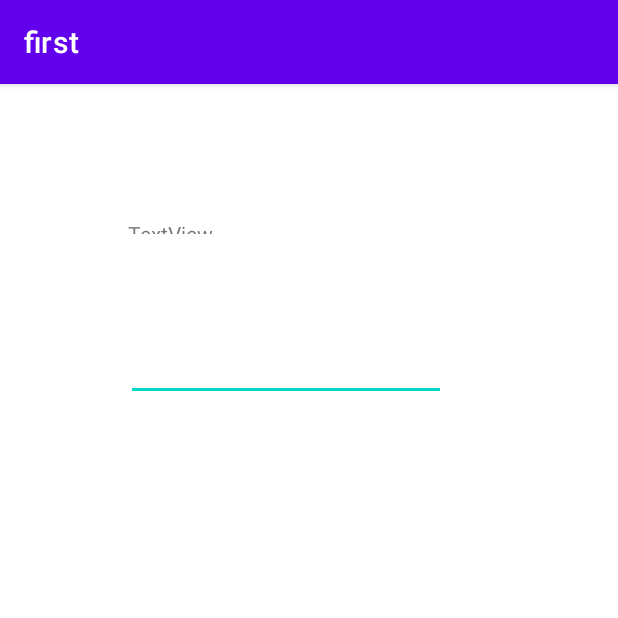
After one commit to softservedata/lv560, an Android app: the TwoActivity screen opened directly, with no data from a screen before it, on a phone screen of 412 x 824 dp, the top half of it. The commit adds this screen. Run offline under Robolectric (Android 15) with nearby library versions, the phone set to English and light mode, and no system bars; 1 statement that could not run was skipped.

Commit message:
TwoActivity added

```diff
--- a/app/src/main/AndroidManifest.xml
+++ b/app/src/main/AndroidManifest.xml
@@ -13,6 +13,9 @@
         android:theme="@style/Theme.First"
         tools:targetApi="31">
         <activity
+            android:name=".TwoActivity"
+            android:exported="false" />
+        <activity
             android:name=".MainActivity"
             android:exported="true">
             <intent-filter>
--- /dev/null
+++ b/app/src/main/java/com/example/first/TwoActivity.java
@@ -0,0 +1,62 @@
+package com.example.first;
+
+import androidx.appcompat.app.AppCompatActivity;
+
+import android.os.Bundle;
+import android.util.Log;
+import android.widget.EditText;
+import android.widget.Toast;
+
+public class TwoActivity extends AppCompatActivity {
+
+    @Override
+    protected void onCreate(Bundle savedInstanceState) {
+        super.onCreate(savedInstanceState);
+        setContentView(R.layout.activity_two);
+        //
+        Bundle passedData = getIntent().getExtras();
+        String myParameter = passedData.getString("key", "default");
+        EditText editText = (EditText) findViewById(R.id.editText1);
+        editText.setText(myParameter);
+        Toast.makeText(TwoActivity.this, "get myParameter = " + myParameter, Toast.LENGTH_LONG);
+        Log.d(MainActivity.TAG, "TwoActivity onCreate() done");
+    }
+
+
+    @Override
+    public void onStart() {
+        super.onStart();
+        Log.d(MainActivity.TAG, "TwoActivity onStart() done");
+    }
+
+    @Override
+    public void onRestart() {
+        super.onRestart();
+        Log.d(MainActivity.TAG, "TwoActivity onRestart() done");
+    }
+
+    @Override
+    public void onResume() {
+        super.onResume();
+        Log.d(MainActivity.TAG, "TwoActivity onResume() done");
+    }
+
+    @Override
+    protected void onPause() {
+        super.onPause();
+        Log.d(MainActivity.TAG, "TwoActivity onPause() done");
+    }
+
+    @Override
+    public void onStop() {
+        super.onStop();
+        Log.d(MainActivity.TAG, "TwoActivity onStop() done");
+    }
+
+    @Override
+    public void onDestroy() {
+        super.onDestroy();
+        Log.d(MainActivity.TAG, "TwoActivity onDestroy() done");
+    }
+
+}
--- /dev/null
+++ b/app/src/main/res/layout/activity_two.xml
@@ -0,0 +1,34 @@
+<?xml version="1.0" encoding="utf-8"?>
+<androidx.constraintlayout.widget.ConstraintLayout xmlns:android="http://schemas.android.com/apk/res/android"
+    xmlns:app="http://schemas.android.com/apk/res-auto"
+    xmlns:tools="http://schemas.android.com/tools"
+    android:layout_width="match_parent"
+    android:layout_height="match_parent"
+    tools:context=".TwoActivity">
+
+    <TextView
+        android:id="@+id/textView1"
+        android:layout_width="67dp"
+        android:layout_height="10dp"
+        android:text="TextView"
+        app:layout_constraintBottom_toBottomOf="parent"
+        app:layout_constraintEnd_toEndOf="parent"
+        app:layout_constraintHorizontal_bias="0.247"
+        app:layout_constraintStart_toStartOf="parent"
+        app:layout_constraintTop_toTopOf="parent"
+        app:layout_constraintVertical_bias="0.119" />
+
+    <EditText
+        android:id="@+id/editText1"
+        android:layout_width="wrap_content"
+        android:layout_height="wrap_content"
+        android:ems="10"
+        android:inputType="textPersonName"
+        android:text="Name"
+        app:layout_constraintBottom_toBottomOf="parent"
+        app:layout_constraintEnd_toEndOf="parent"
+        app:layout_constraintHorizontal_bias="0.422"
+        app:layout_constraintStart_toStartOf="parent"
+        app:layout_constraintTop_toTopOf="parent"
+        app:layout_constraintVertical_bias="0.23" />
+</androidx.constraintlayout.widget.ConstraintLayout>
```
Also changed, not shown: app/src/main/java/com/example/first/MainActivity.java (+26 -12 lines), app/src/main/res/layout/activity_main.xml (+13 -1 lines).
